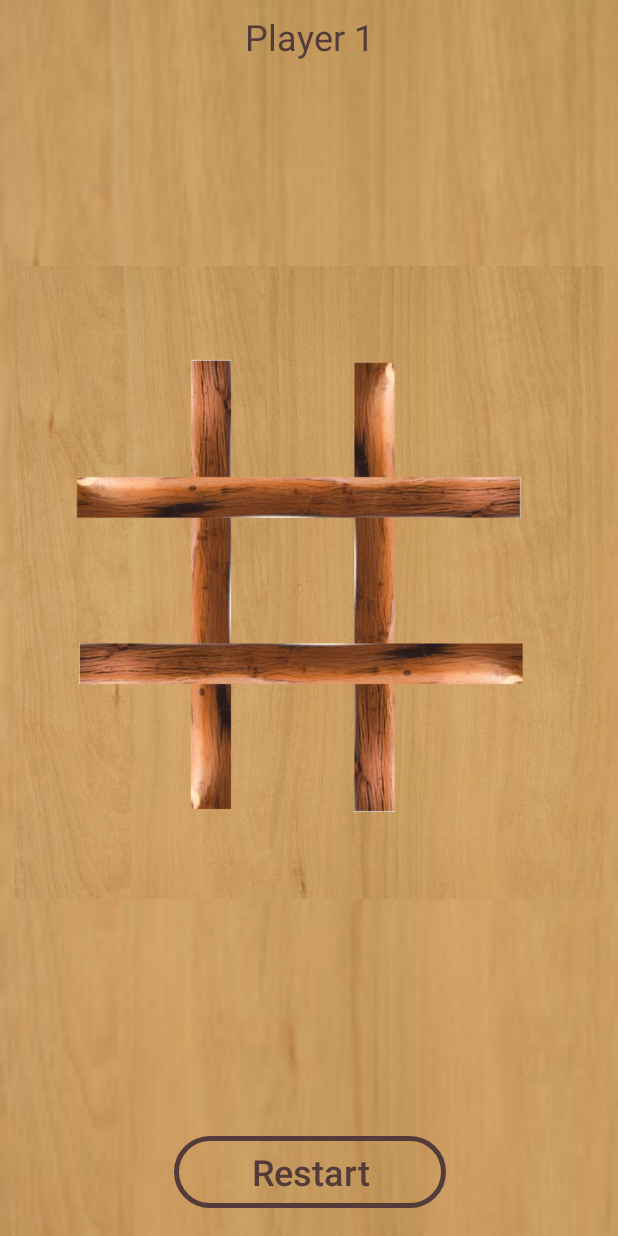
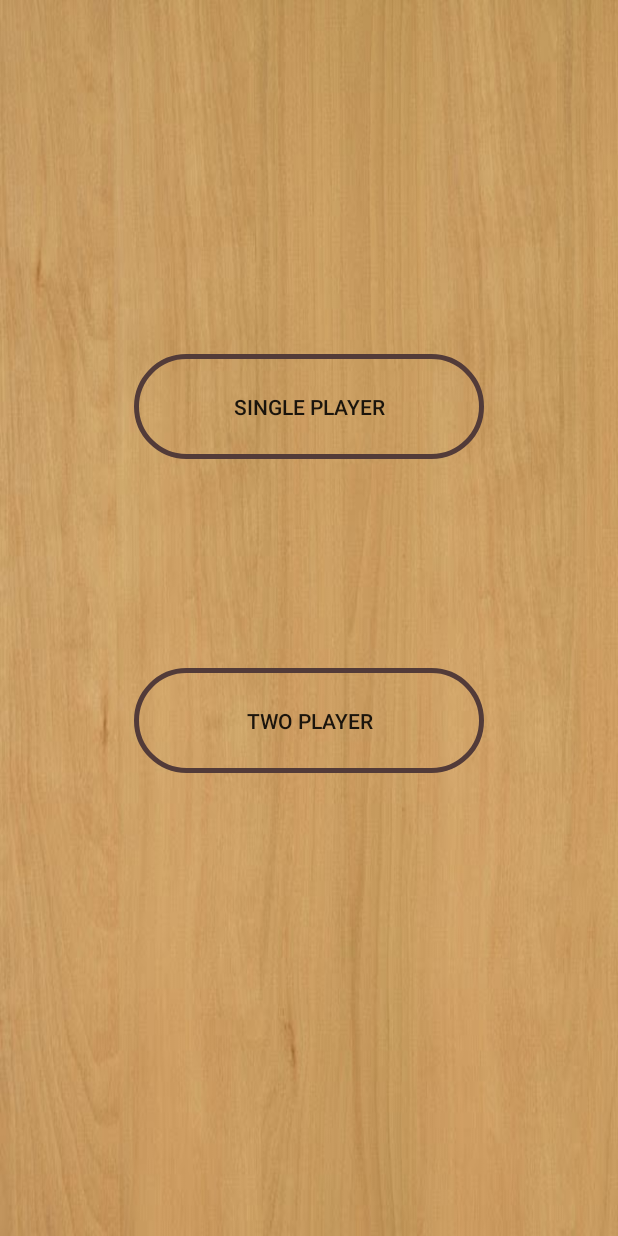
Before and after one commit to RadhaGulhane13/AI-integrated-TicTacToe, an Android app: the Home screen opened directly, with no data from a screen before it, on a phone screen of 412 x 824 dp. Run offline under Robolectric (Android 15) with nearby library versions, the phone set to English and light mode, and no system bars.

Commit message:
Refined code
Signed-off-by: Radha Gulhane <radhagulhane789@gmail.com>

```diff
--- a/app/src/main/java/com/example/radha/tictactoe/MainActivity.java
+++ b/app/src/main/java/com/example/radha/tictactoe/MainActivity.java
@@ -16,7 +16,7 @@ public class MainActivity extends AppCompatActivity {
     public void play(View view)
     {
 
-        Intent intent = new Intent(this,Home2.class);
+        Intent intent = new Intent(this, Home.class);
         startActivity(intent);
     }
 
@@ -25,10 +25,6 @@ public class MainActivity extends AppCompatActivity {
     protected void onCreate(Bundle savedInstanceState) {
         super.onCreate(savedInstanceState);
         setContentView(R.layout.activity_main);
-
-
-
-
 
             cross = (ImageView)findViewById(R.id.cross);
             circle = (ImageView)findViewById(R.id.circle);
--- a/app/src/main/java/com/example/radha/tictactoe/OnePlayerAI.java
+++ b/app/src/main/java/com/example/radha/tictactoe/OnePlayerAI.java
@@ -279,7 +279,7 @@ public class OnePlayerAI extends AppCompatActivity {
     {
 
         int won=0;
-        TextView  msg = (TextView)findViewById(R.id.textView2);
+        TextView  msg = (TextView)findViewById(R.id.textView1);
 
         for(int[] winning :winning){
             if(state[winning[0]]!=0 && (state[winning[0]]==state[winning[1]]) && (state[winning[1]]==state[winning[2]]))
--- a/app/src/main/java/com/example/radha/tictactoe/Main2Activity.java
+++ b/app/src/main/java/com/example/radha/tictactoe/TwoPlayer.java
@@ -6,7 +6,7 @@ import android.view.View;
 import android.widget.ImageView;
 import android.widget.TextView;
 
-public class Main2Activity extends AppCompatActivity {
+public class TwoPlayer extends AppCompatActivity {
 
 
     int flag =0;
@@ -46,7 +46,7 @@ public class Main2Activity extends AppCompatActivity {
                     System.out.print(state[i]+" ");
                 }
                 int won=0;
-                TextView  msg = (TextView)findViewById(R.id.textView2);
+                TextView  msg = (TextView)findViewById(R.id.textView1);
 
                 for(int[] winning :winning){
                     if(state[winning[0]]!=2 && (state[winning[0]]==state[winning[1]]) && (state[winning[1]]==state[winning[2]]))
@@ -135,6 +135,6 @@ public class Main2Activity extends AppCompatActivity {
     @Override
     protected void onCreate(Bundle savedInstanceState) {
         super.onCreate(savedInstanceState);
-        setContentView(R.layout.activity_main2);
+        setContentView(R.layout.activity_one_player_easy);
     }
 }
--- a/app/src/main/java/com/example/radha/tictactoe/level.java
+++ b/app/src/main/java/com/example/radha/tictactoe/level.java
@@ -11,7 +11,7 @@ public class level extends AppCompatActivity {
     public void easy(View view)
     {
 
-        Intent intent = new Intent(this,Player2.class);
+        Intent intent = new Intent(this, OnePlayerEasy.class);
         startActivity(intent);
     }
 
--- a/app/src/main/res/layout/activity_home.xml
+++ b/app/src/main/res/layout/activity_home.xml
@@ -4,192 +4,34 @@
     xmlns:tools="http://schemas.android.com/tools"
     android:layout_width="match_parent"
     android:layout_height="match_parent"
-    android:background="@mipmap/ic_launcher_background"
+    android:background="@drawable/board"
     tools:context=".Home">
 
     <Button
-        android:id="@+id/Restart1"
-        android:layout_width="181dp"
-        android:layout_height="wrap_content"
-        android:layout_alignParentBottom="true"
-        android:layout_centerHorizontal="true"
-        android:layout_marginStart="8dp"
-        android:layout_marginLeft="8dp"
-        android:layout_marginTop="8dp"
-        android:layout_marginEnd="8dp"
-        android:layout_marginRight="8dp"
-        android:layout_marginBottom="8dp"
-        android:background="@drawable/custom_button"
-        android:onClick="Restart"
-        android:text="Restart"
-        android:textAllCaps="false"
-        android:textColor="@color/colorAccent"
-        android:textSize="24sp"
+        android:id="@+id/button1"
+        android:layout_width="233dp"
+        android:layout_height="70dp"
+        android:background="@drawable/custom_button1"
+        android:onClick="player1"
+        android:text="Single Player"
         app:layout_constraintBottom_toBottomOf="parent"
-        app:layout_constraintEnd_toEndOf="parent"
-        app:layout_constraintHorizontal_bias="0.502"
-        app:layout_constraintStart_toStartOf="parent"
-        app:layout_constraintTop_toBottomOf="@+id/gridlayout"
-        app:layout_constraintVertical_bias="0.932" />
-
-    <TextView
-        android:id="@+id/textView1"
-        android:layout_width="294dp"
-        android:layout_height="wrap_content"
-        android:layout_alignParentStart="true"
-        android:layout_alignParentLeft="true"
-        android:layout_marginStart="8dp"
-        android:layout_marginLeft="8dp"
-        android:layout_marginTop="8dp"
-        android:layout_marginEnd="8dp"
-        android:layout_marginRight="8dp"
-        android:layout_marginBottom="8dp"
-        android:gravity="center"
-        android:text="Player 1"
-        android:textColor="@color/colorAccent"
-        android:textSize="24sp"
-        app:layout_constraintBottom_toTopOf="@+id/gridlayout"
         app:layout_constraintEnd_toEndOf="parent"
         app:layout_constraintStart_toStartOf="parent"
         app:layout_constraintTop_toTopOf="parent"
-        app:layout_constraintVertical_bias="0.0" />
+        app:layout_constraintVertical_bias="0.313" />
 
-    <android.support.v7.widget.GridLayout
-        android:id="@+id/gridlayout"
-        android:layout_width="393dp"
-        android:layout_height="422dp"
-        android:layout_alignParentStart="true"
-        android:layout_alignParentLeft="true"
-        android:layout_alignParentTop="true"
-        android:layout_alignParentBottom="true"
-        android:layout_marginStart="8dp"
-        android:layout_marginLeft="8dp"
-        android:layout_marginTop="8dp"
-        android:layout_marginEnd="8dp"
-        android:layout_marginRight="8dp"
-        android:layout_marginBottom="8dp"
-        android:background="@drawable/grid"
+    <Button
+        android:id="@+id/button2"
+        android:layout_width="233dp"
+        android:layout_height="70dp"
+        android:background="@drawable/custom_button1"
+        android:onClick="player2"
+        android:text="Two Player"
         app:layout_constraintBottom_toBottomOf="parent"
         app:layout_constraintEnd_toEndOf="parent"
-        app:layout_constraintHorizontal_bias="0.48"
         app:layout_constraintStart_toStartOf="parent"
         app:layout_constraintTop_toTopOf="parent"
-        app:layout_constraintVertical_bias="0.438"
-        tools:columnCount="3"
-        tools:rowCount="3">
-
-        <ImageView
-            android:id="@+id/imageView31"
-            android:layout_width="70dp"
-            android:layout_height="70dp"
-            android:layout_marginLeft="35dp"
-            android:layout_marginTop="55dp"
-            android:alpha="1"
-            android:onClick="DropIn"
-            android:tag="0"
-            app:layout_column="0"
-            app:layout_row="0"
-            tools:layout_column="0"
-            tools:layout_row="0" />
+        app:layout_constraintVertical_bias="0.591" />
 
 
-        <ImageView
-            android:id="@+id/imageView41"
-            android:layout_width="70dp"
-            android:layout_height="70dp"
-
-            android:layout_marginLeft="35dp"
-            android:layout_marginTop="50dp"
-            android:onClick="DropIn"
-            android:tag="3"
-            app:layout_column="0"
-            app:layout_row="1" />
-
-        <ImageView
-            android:id="@+id/imageView51"
-            android:layout_width="70dp"
-            android:layout_height="70dp"
-
-            android:layout_marginLeft="35dp"
-            android:layout_marginTop="50dp"
-            android:onClick="DropIn"
-            android:tag="6"
-            app:layout_column="0"
-            app:layout_row="2" />
-
-        <ImageView
-            android:id="@+id/imageView61"
-            android:layout_width="70dp"
-            android:layout_height="70dp"
-            android:layout_marginLeft="50dp"
-            android:layout_marginTop="55dp"
-
-            android:onClick="DropIn"
-            android:tag="1"
-            app:layout_column="1"
-            app:layout_row="0" />
-
-        <ImageView
-            android:id="@+id/imageView71"
-            android:layout_width="70dp"
-            android:layout_height="70dp"
-            android:layout_marginLeft="50dp"
-            android:layout_marginTop="50dp"
-
-            android:alpha="1"
-            android:onClick="DropIn"
-            android:tag="4"
-            app:layout_column="1"
-            app:layout_row="1" />
-
-        <ImageView
-            android:id="@+id/imageView81"
-            android:layout_width="70dp"
-            android:layout_height="70dp"
-            android:layout_marginLeft="50dp"
-            android:layout_marginTop="50dp"
-
-            android:onClick="DropIn"
-            android:tag="7"
-            app:layout_column="1"
-            app:layout_row="2" />
-
-        <ImageView
-            android:id="@+id/imageView91"
-            android:layout_width="70dp"
-            android:layout_height="70dp"
-            android:layout_marginLeft="45dp"
-            android:layout_marginTop="55dp"
-            android:alpha="1"
-
-            android:onClick="DropIn"
-            android:tag="2"
-            app:layout_column="2"
-            app:layout_row="0" />
-
-        <ImageView
-            android:id="@+id/imageView101"
-            android:layout_width="70dp"
-            android:layout_height="70dp"
-            android:layout_marginLeft="45dp"
-
-            android:layout_marginTop="50dp"
-            android:onClick="DropIn"
-            android:tag="5"
-            app:layout_column="2"
-            app:layout_row="1" />
-
-        <ImageView
-            android:id="@+id/imageView111"
-            android:layout_width="70dp"
-            android:layout_height="70dp"
-            android:layout_marginLeft="45dp"
-            android:layout_marginTop="50dp"
-            android:onClick="DropIn"
-            android:tag="8"
-            app:layout_column="2"
-            app:layout_row="2" />
-
-    </android.support.v7.widget.GridLayout>
-
 </android.support.constraint.ConstraintLayout>
--- a/app/src/main/res/layout/activity_player2.xml
+++ b/app/src/main/res/layout/activity_two_player.xml
@@ -5,7 +5,7 @@
     android:layout_width="match_parent"
     android:layout_height="match_parent"
     android:background="@drawable/board"
-    tools:context=".Player2">
+    tools:context=".OnePlayerEasy">
 
     <Button
         android:id="@+id/Restart1"
```
Also changed, not shown: app/src/main/AndroidManifest.xml (+3 -4 lines), app/src/main/java/com/example/radha/tictactoe/Home.java (+7 -118 lines), app/src/main/java/com/example/radha/tictactoe/Home2.java (deleted, +0 -29 lines), app/src/main/java/com/example/radha/tictactoe/OnePlayerEasy.java (renamed from app/src/main/java/com/example/radha/tictactoe/Player2.java, +3 -4 lines), app/src/main/res/layout/activity_home2.xml (deleted, +0 -37 lines), app/src/main/res/layout/activity_one_player_easy.xml (renamed from app/src/main/res/layout/activity_main2.xml, +72 -87 lines).
